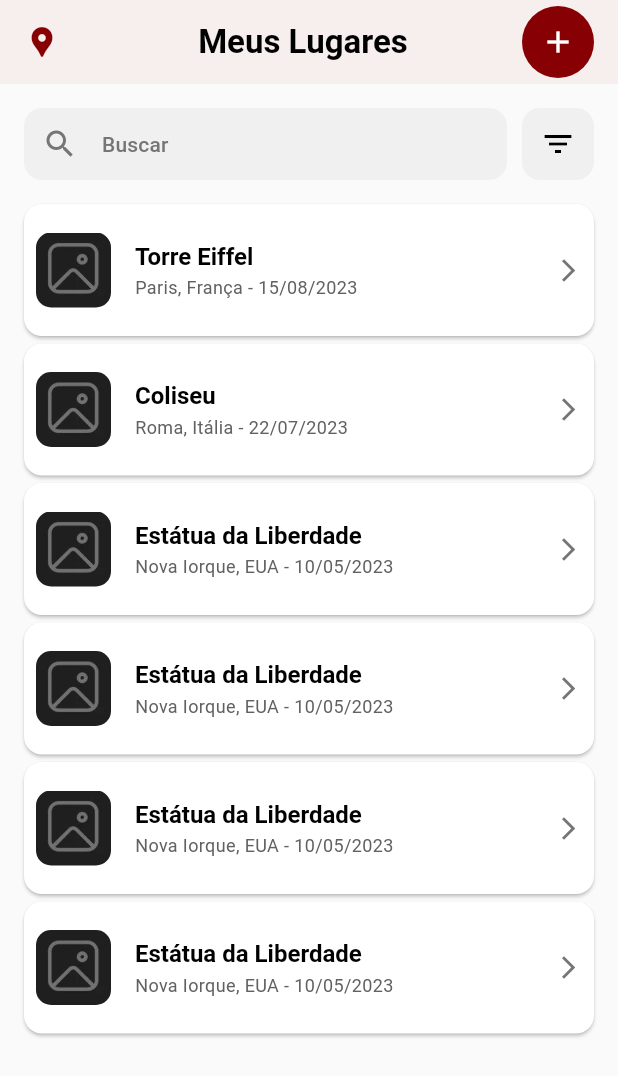
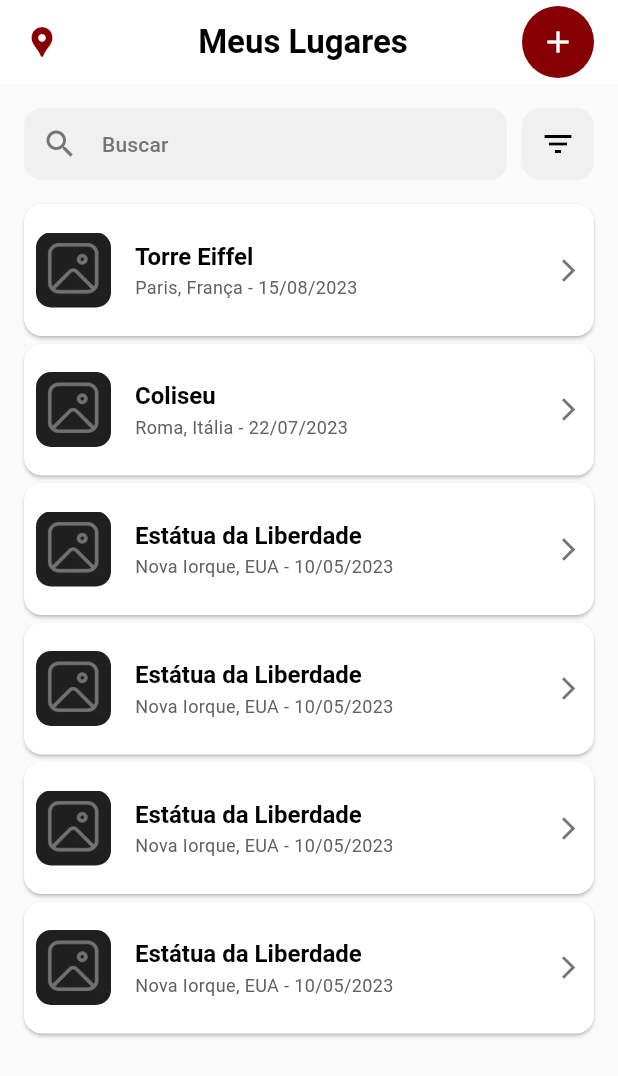
Before and after one commit to Bia1000b/maply_app, a Flutter app: the screen it shows after launch, on a phone screen of 412 x 824 dp. Shown: the top 1076 px of the screen. Run offline on Flutter 3.47's test engine with Material 3 defaults, Android fonts, the light colour scheme and no system bars.

Commit message:
style: appbar color

```diff
--- a/lib/main.dart
+++ b/lib/main.dart
@@ -18,6 +18,7 @@ class MyApp extends StatelessWidget {
         scaffoldBackgroundColor: Colors.white,
         appBarTheme: AppBarTheme(
           backgroundColor: Colors.white,
+          surfaceTintColor: Colors.transparent,
           elevation: 2,
         ),
         textTheme: TextTheme(
```
